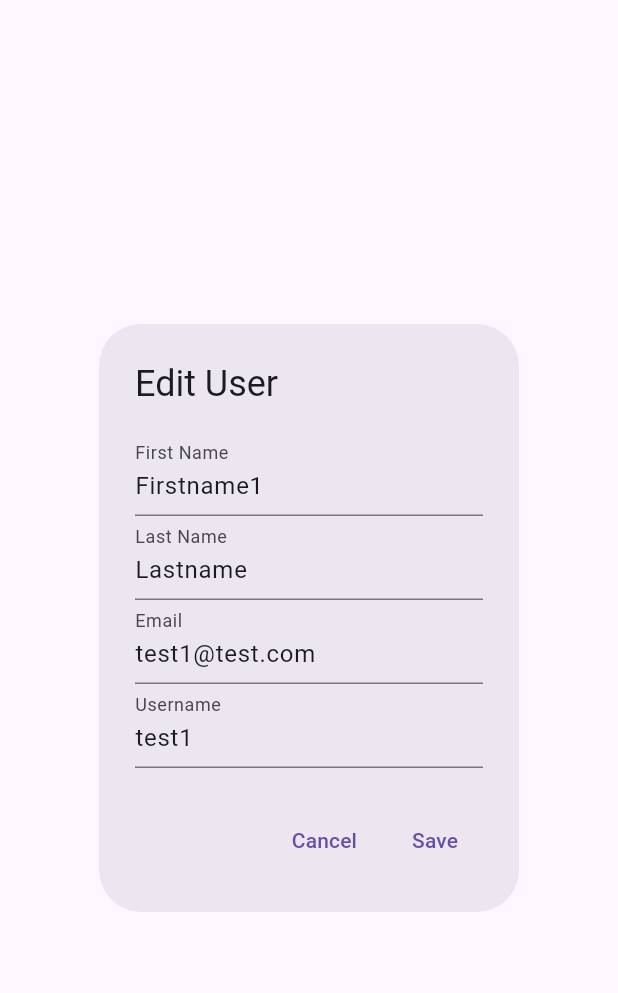
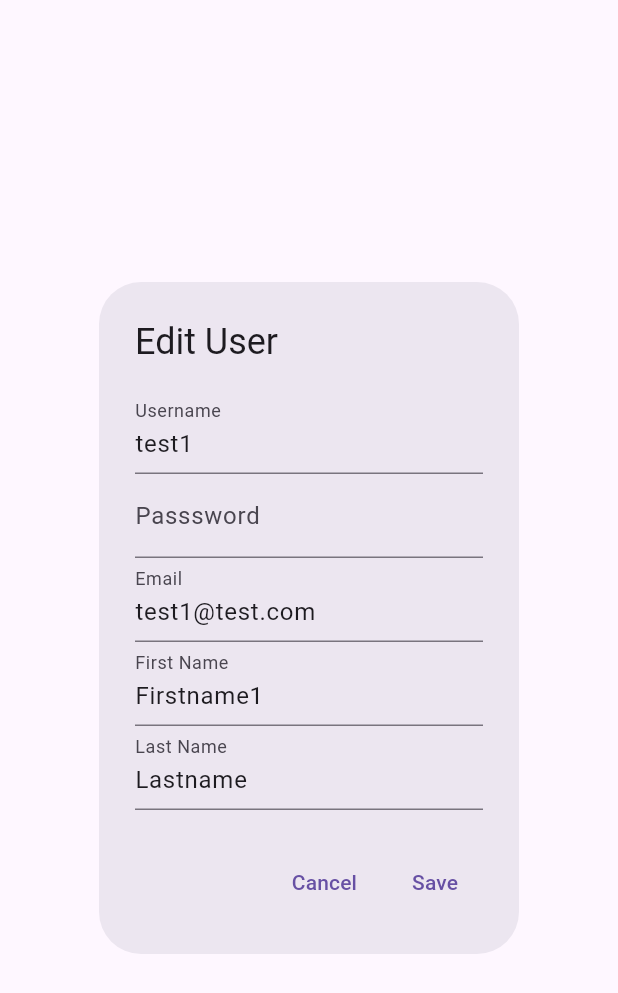
Before and after one commit to oBR1o/Test_User_App, a Flutter app: the EditDialog widget shown alone on an empty page, opened directly with sample values from the repository, on a phone screen of 412 x 824 dp. Shown: the top 993 px of the screen. Run offline on Flutter 3.47's test engine with Material 3 defaults, Android fonts, the phone set to English and light mode, and no system bars; our stand-ins replace dio, equatable, flutter_bloc, flutter_dotenv, shared_preferences; accounts and stored records are empty; network calls fail.

```diff
--- a/lib/widgets/edit_dialog.dart
+++ b/lib/widgets/edit_dialog.dart
@@ -10,14 +10,16 @@ class EditDialog extends StatelessWidget {
 
   @override
   Widget build(BuildContext context) {
+    TextEditingController userNameController =
+        TextEditingController(text: users.username);
+    TextEditingController passwordController =
+        TextEditingController(text: users.password);
+    TextEditingController emailController =
+        TextEditingController(text: users.email);
     TextEditingController firstNameController =
         TextEditingController(text: users.first_name);
     TextEditingController lastNameController =
         TextEditingController(text: users.last_name);
-    TextEditingController emailController =
-        TextEditingController(text: users.email);
-    TextEditingController userNameController =
-        TextEditingController(text: users.username);
 
     return AlertDialog(
       title: const Text('Edit User'),
@@ -25,20 +27,24 @@ class EditDialog extends StatelessWidget {
         mainAxisSize: MainAxisSize.min,
         children: [
           TextField(
+            controller: userNameController,
+            decoration: const InputDecoration(labelText: 'Username'),
+          ),
+          TextField(
+            controller: passwordController,
+            decoration: const InputDecoration(labelText: 'Passsword'),
+          ),
+          TextField(
+            controller: emailController,
+            decoration: const InputDecoration(labelText: 'Email'),
+          ),
+          TextField(
             controller: firstNameController,
             decoration: const InputDecoration(labelText: 'First Name'),
           ),
           TextField(
             controller: lastNameController,
             decoration: const InputDecoration(labelText: 'Last Name'),
-          ),
-          TextField(
-            controller: emailController,
-            decoration: const InputDecoration(labelText: 'Email'),
-          ),
-          TextField(
-            controller: userNameController,
-            decoration: const InputDecoration(labelText: 'Username'),
           ),
         ],
       ),
@@ -60,9 +66,11 @@ class EditDialog extends StatelessWidget {
                 users.is_active,
                 users.date_joined,
                 users.image,
-                users.password,
+                passwordController.text,
               );
-              context.read<MakeWorkBloc>().add(EditEvent(updatedUser : updatedUser));
+              context
+                  .read<MakeWorkBloc>()
+                  .add(EditEvent(updatedUser: updatedUser));
               Navigator.of(context).pop();
             },
             child: const Text('Save'))
```
Also changed, not shown: lib/network/api_server.dart (+12 -1 lines), lib/widgets/add_dialog.dart (+18 -17 lines), lib/widgets/login_page.dart (+6 -4 lines), lib/widgets/user_page.dart (+17 -3 lines).
